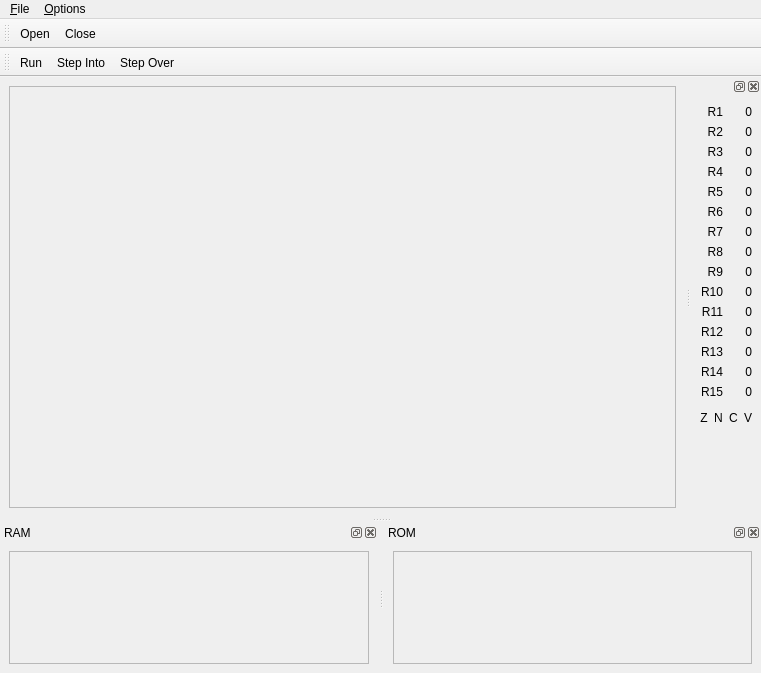
Before: the Qt Designer form debugger/gui.ui in svenstaro/uni-projekt, drawn with Qt 5.
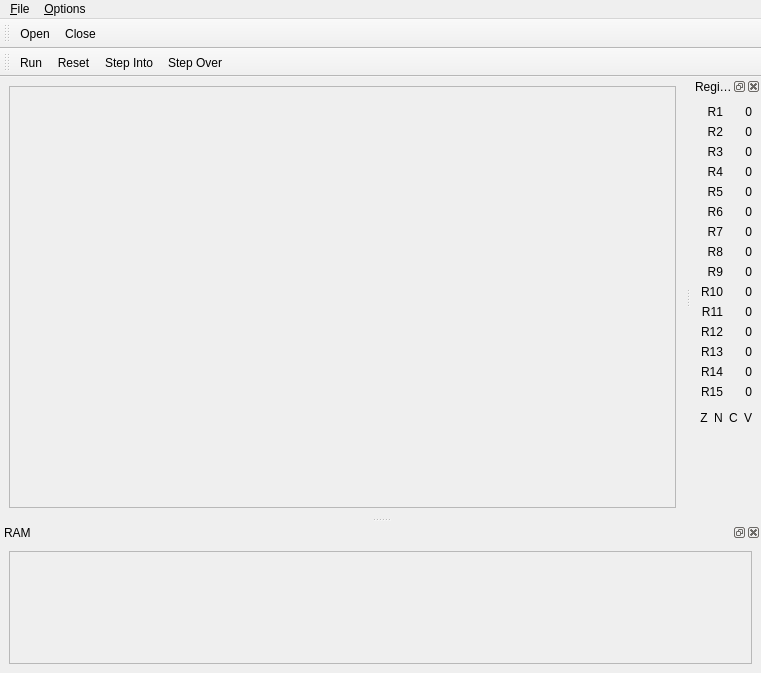
After: the same form once the commit is applied. Icons and pictures are not drawn. Custom widgets are drawn as their Qt base class.

Commit message: removed rom + other fancy things

```diff
--- a/debugger/gui.ui
+++ b/debugger/gui.ui
@@ -105,10 +105,14 @@
     <bool>true</bool>
    </attribute>
    <addaction name="actionRun"/>
+   <addaction name="actionReset"/>
    <addaction name="actionStep_Into"/>
    <addaction name="actionStep_Over"/>
   </widget>
   <widget class="QDockWidget" name="registerDock">
+   <property name="windowTitle">
+    <string>Registers</string>
+   </property>
    <attribute name="dockWidgetArea">
     <number>2</number>
    </attribute>
@@ -757,35 +761,6 @@
     </layout>
    </widget>
   </widget>
-  <widget class="QDockWidget" name="romDock">
-   <property name="minimumSize">
-    <size>
-     <width>87</width>
-     <height>150</height>
-    </size>
-   </property>
-   <property name="windowTitle">
-    <string>ROM</string>
-   </property>
-   <attribute name="dockWidgetArea">
-    <number>8</number>
-   </attribute>
-   <widget class="QWidget" name="dockWidgetContents_5">
-    <layout class="QVBoxLayout" name="verticalLayout_4">
-     <item>
-      <widget class="MemoryViewer" name="rom">
-       <property name="frameShape">
-        <enum>QFrame::StyledPanel</enum>
-       </property>
-       <property name="frameShadow">
-        <enum>QFrame::Raised</enum>
-       </property>
-       <layout class="QVBoxLayout" name="verticalLayout_10"/>
-      </widget>
-     </item>
-    </layout>
-   </widget>
-  </widget>
   <action name="actionExit">
    <property name="icon">
     <iconset resource="debugger.qrc">
@@ -890,6 +865,15 @@
     <string>&amp;Settings</string>
    </property>
   </action>
+  <action name="actionReset">
+   <property name="icon">
+    <iconset resource="debugger.qrc">
+     <normaloff>:/pictures/view-refresh.png</normaloff>:/pictures/view-refresh.png</iconset>
+   </property>
+   <property name="text">
+    <string>Reset</string>
+   </property>
+  </action>
  </widget>
  <customwidgets>
   <customwidget>
```
Left out of the diff: 524 changed lines with no effect on the pictures. The commit also changes 2 other files.
